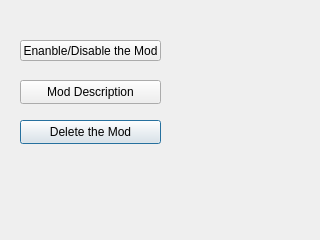
The window that src/UI/Manager_mod_operation.ui (HTony03/MiniAirways_mod_manager) describes before a commit, drawn with Qt 5.
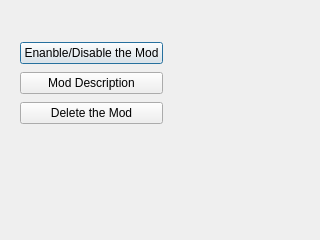
The same window after the commit.

What changed in the file:
```diff
--- a/src/UI/Manager_mod_operation.ui
+++ b/src/UI/Manager_mod_operation.ui
@@ -13,44 +13,41 @@
   <property name="windowTitle">
    <string>Dialog</string>
   </property>
-  <widget class="QPushButton" name="pushButton_del">
-   <property name="geometry">
-    <rect>
-     <x>20</x>
-     <y>120</y>
-     <width>141</width>
-     <height>24</height>
-    </rect>
-   </property>
-   <property name="text">
-    <string>Delete the Mod</string>
-   </property>
-  </widget>
-  <widget class="QPushButton" name="pushButton_endisable">
+  <property name="locale">
+   <locale language="English" country="UnitedStates"/>
+  </property>
+  <widget class="QWidget" name="">
    <property name="geometry">
     <rect>
      <x>20</x>
      <y>40</y>
-     <width>141</width>
-     <height>21</height>
+     <width>143</width>
+     <height>86</height>
     </rect>
    </property>
+   <layout class="QVBoxLayout" name="verticalLayout_2">
+    <item>
+     <widget class="QPushButton" name="pushButton_endisable">
    <property name="text">
     <string>Enanble/Disable the Mod</string>
    </property>
   </widget>
+    </item>
+    <item>
   <widget class="QPushButton" name="pushButton_description">
-   <property name="geometry">
-    <rect>
-     <x>20</x>
-     <y>80</y>
-     <width>141</width>
-     <height>24</height>
-    </rect>
-   </property>
    <property name="text">
     <string>Mod Description</string>
    </property>
+     </widget>
+    </item>
+    <item>
+     <widget class="QPushButton" name="pushButton_del">
+      <property name="text">
+       <string>Delete the Mod</string>
+      </property>
+     </widget>
+    </item>
+   </layout>
   </widget>
  </widget>
  <resources/>
```
Lines whose indentation alone changed are shown as unchanged.
